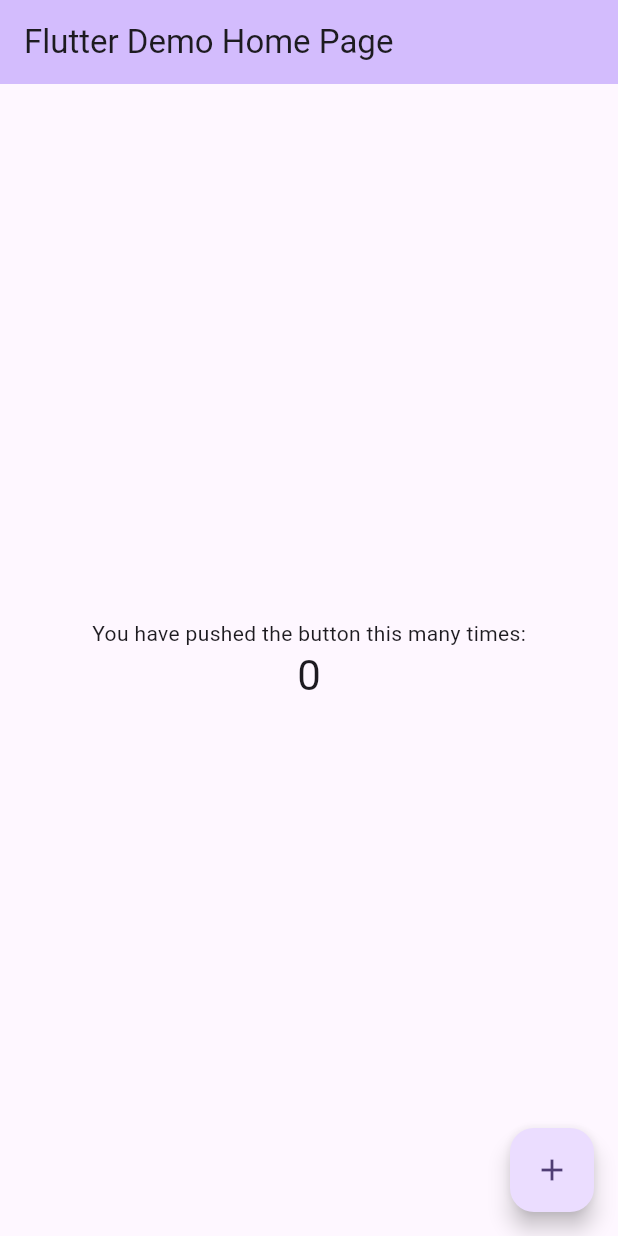
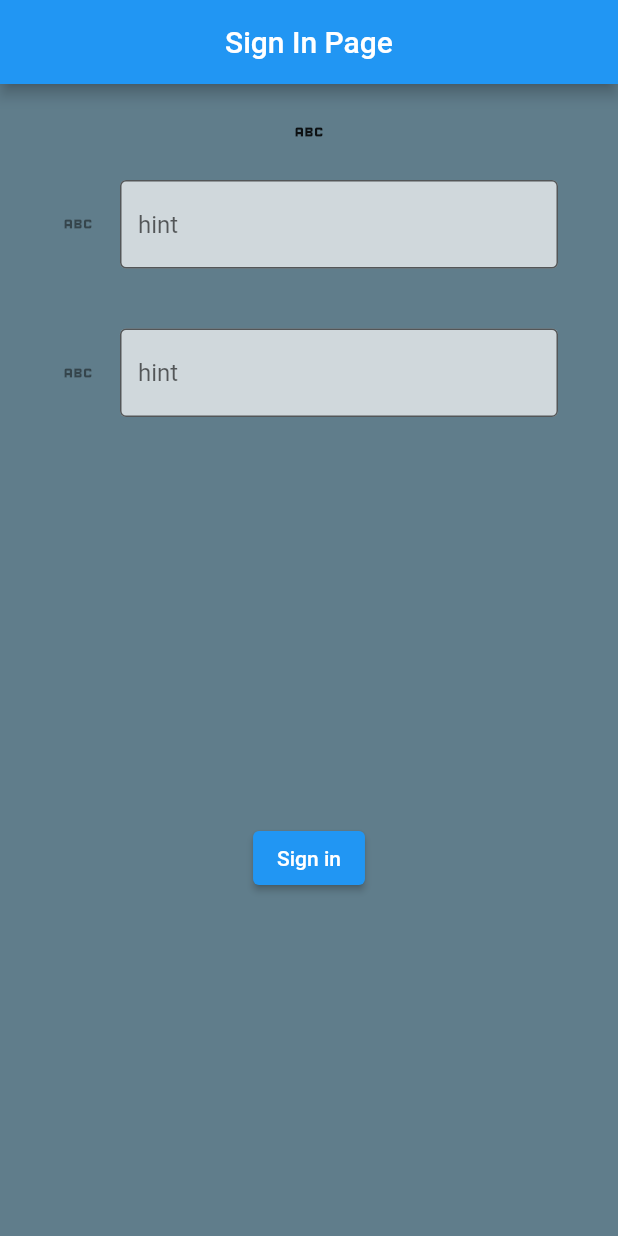
Before and after one commit to mourra950/Mobile_Programming_Final_Project, a Flutter app: the screen it shows after launch, on a phone screen of 412 x 824 dp. Run offline on Flutter 3.47's test engine with Material 2 defaults, Android fonts, the phone set to English and light mode, and no system bars.

Commit message:
laying the basis for the layout and learning more about flutter

```diff
--- a/lib/main.dart
+++ b/lib/main.dart
@@ -1,4 +1,7 @@
 import 'package:flutter/material.dart';
+import 'package:untitled/homepage.dart';
+import 'package:untitled/signin.dart';
+import 'package:untitled/signup.dart';
 
 void main() {
   runApp(const MyApp());
@@ -7,119 +10,12 @@ void main() {
 class MyApp extends StatelessWidget {
   const MyApp({super.key});
 
-  // This widget is the root of your application.
   @override
   Widget build(BuildContext context) {
-    return MaterialApp(
-      title: 'Flutter Demo',
-      theme: ThemeData(
-        // This is the theme of your application.
-        //
-        // TRY THIS: Try running your application with "flutter run". You'll see
-        // the application has a blue toolbar. Then, without quitting the app,
-        // try changing the seedColor in the colorScheme below to Colors.green
-        // and then invoke "hot reload" (save your changes or press the "hot
-        // reload" button in a Flutter-supported IDE, or press "r" if you used
-        // the command line to start the app).
-        //
-        // Notice that the counter didn't reset back to zero; the application
-        // state is not lost during the reload. To reset the state, use hot
-        // restart instead.
-        //
-        // This works for code too, not just values: Most code changes can be
-        // tested with just a hot reload.
-        colorScheme: ColorScheme.fromSeed(seedColor: Colors.deepPurple),
-        useMaterial3: true,
-      ),
-      home: const MyHomePage(title: 'Flutter Demo Home Page'),
+    return const MaterialApp(
+      debugShowCheckedModeBanner: false,
+      title: "Car Pool",
+      home: signin(),
     );
   }
 }
-
-class MyHomePage extends StatefulWidget {
-  const MyHomePage({super.key, required this.title});
-
-  // This widget is the home page of your application. It is stateful, meaning
-  // that it has a State object (defined below) that contains fields that affect
-  // how it looks.
-
-  // This class is the configuration for the state. It holds the values (in this
-  // case the title) provided by the parent (in this case the App widget) and
-  // used by the build method of the State. Fields in a Widget subclass are
-  // always marked "final".
-
-  final String title;
-
-  @override
-  State<MyHomePage> createState() => _MyHomePageState();
-}
-
-class _MyHomePageState extends State<MyHomePage> {
-  int _counter = 0;
-
-  void _incrementCounter() {
-    setState(() {
-      // This call to setState tells the Flutter framework that something has
-      // changed in this State, which causes it to rerun the build method below
-      // so that the display can reflect the updated values. If we changed
-      // _counter without calling setState(), then the build method would not be
-      // called again, and so nothing would appear to happen.
-      _counter++;
-    });
-  }
-
-  @override
-  Widget build(BuildContext context) {
-    // This method is rerun every time setState is called, for instance as done
-    // by the _incrementCounter method above.
-    //
-    // The Flutter framework has been optimized to make rerunning build methods
-    // fast, so that you can just rebuild anything that needs updating rather
-    // than having to individually change instances of widgets.
-    return Scaffold(
-      appBar: AppBar(
-        // TRY THIS: Try changing the color here to a specific color (to
-        // Colors.amber, perhaps?) and trigger a hot reload to see the AppBar
-        // change color while the other colors stay the same.
-        backgroundColor: Theme.of(context).colorScheme.inversePrimary,
-        // Here we take the value from the MyHomePage object that was created by
-        // the App.build method, and use it to set our appbar title.
-        title: Text(widget.title),
-      ),
-      body: Center(
-        // Center is a layout widget. It takes a single child and positions it
-        // in the middle of the parent.
-        child: Column(
-          // Column is also a layout widget. It takes a list of children and
-          // arranges them vertically. By default, it sizes itself to fit its
-          // children horizontally, and tries to be as tall as its parent.
-          //
-          // Column has various properties to control how it sizes itself and
-          // how it positions its children. Here we use mainAxisAlignment to
-          // center the children vertically; the main axis here is the vertical
-          // axis because Columns are vertical (the cross axis would be
-          // horizontal).
-          //
-          // TRY THIS: Invoke "debug painting" (choose the "Toggle Debug Paint"
-          // action in the IDE, or press "p" in the console), to see the
-          // wireframe for each widget.
-          mainAxisAlignment: MainAxisAlignment.center,
-          children: <Widget>[
-            const Text(
-              'You have pushed the button this many times:',
-            ),
-            Text(
-              '$_counter',
-              style: Theme.of(context).textTheme.headlineMedium,
-            ),
-          ],
-        ),
-      ),
-      floatingActionButton: FloatingActionButton(
-        onPressed: _incrementCounter,
-        tooltip: 'Increment',
-        child: const Icon(Icons.add),
-      ), // This trailing comma makes auto-formatting nicer for build methods.
-    );
-  }
-}
--- /dev/null
+++ b/lib/signin.dart
@@ -0,0 +1,84 @@
+import 'package:flutter/material.dart';
+
+class signin extends StatefulWidget {
+  const signin({super.key});
+
+  @override
+  State<signin> createState() => _signinState();
+}
+
+class _signinState extends State<signin> {
+  TextEditingController con_firstName = TextEditingController();
+  TextEditingController con_secondName = TextEditingController();
+
+  @override
+  Widget build(BuildContext context) {
+    return Scaffold(
+      appBar: AppBar(
+        backgroundColor: Colors.blue,
+        title: Text("Sign In Page"),
+        centerTitle: true,
+      ),
+      body: Container(
+        color: Colors.blueGrey,
+        child: Padding(
+          padding: EdgeInsets.all(20),
+          child: Center(
+            child: Column(
+              children: [
+                Icon(Icons.abc),
+                Form(
+                  child: Column(
+                    children: [
+                      Padding(
+                        padding: const EdgeInsets.all(20.0),
+                        child: TextFormField(
+                          controller: con_firstName,
+                          validator: (value) {
+                            if (value?.trim().isEmpty == false) {
+                              return ('Enter Your ASU Email');
+                            }
+                            return null;
+                          },
+                          decoration: const InputDecoration(
+                              filled: true,
+                              fillColor: Colors.white70,
+                              border: OutlineInputBorder(),
+                              hintText: "hint",
+                              icon: Icon(Icons.abc)),
+                        ),
+                      ),
+                      Padding(
+                        padding: const EdgeInsets.all(20.0),
+                        child: TextFormField(
+                          controller: con_secondName,
+                          validator: (value) {
+                            if (value?.trim().isEmpty == false) {
+                              return ('Enter Your ASU Email');
+                            }
+                            return null;
+                          },
+                          decoration: const InputDecoration(
+                              filled: true,
+                              fillColor: Colors.white70,
+                              border: OutlineInputBorder(),
+                              hintText: "hint",
+                              icon: Icon(Icons.abc)),
+                        ),
+                      ),
+                      Padding(
+                        padding: const EdgeInsets.fromLTRB(0, 250, 0, 0),
+                        child: ElevatedButton(
+                            onPressed: () {}, child: const Text('Sign in')),
+                      )
+                    ],
+                  ),
+                )
+              ],
+            ),
+          ),
+        ),
+      ),
+    );
+  }
+}
```
Also changed, not shown: lib/homepage.dart (added, +59 -0 lines), lib/signup.dart (added, +171 -0 lines).
